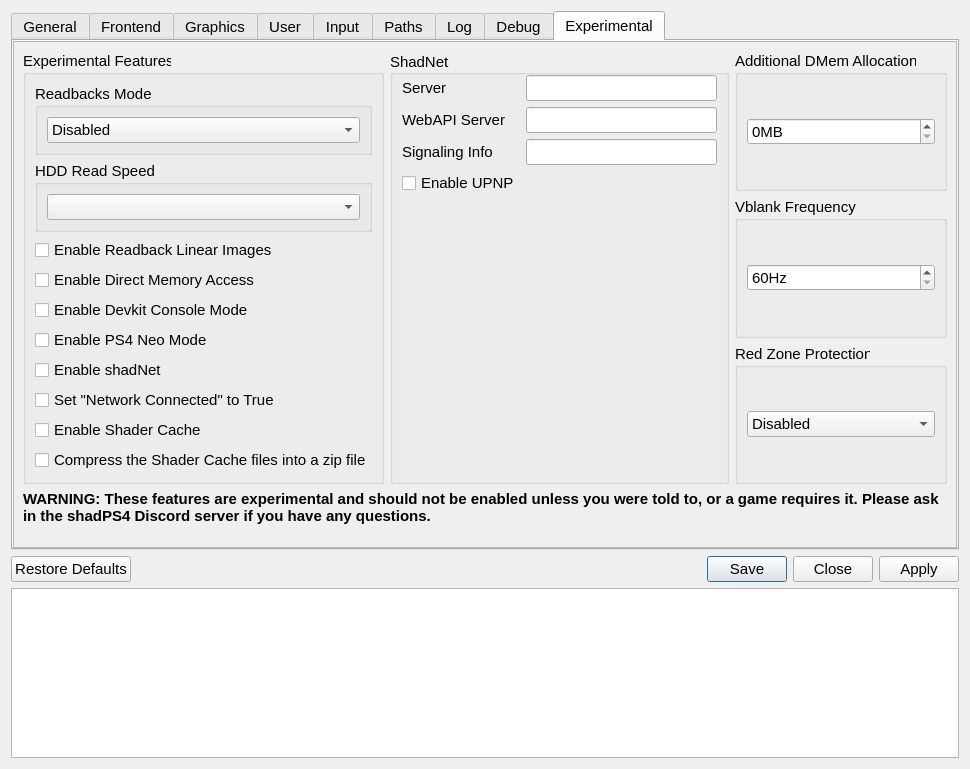
The window that src/qt_gui/settings_dialog.ui (cuesta4/shadps4-qtlauncher) describes before a commit, drawn with Qt 5.
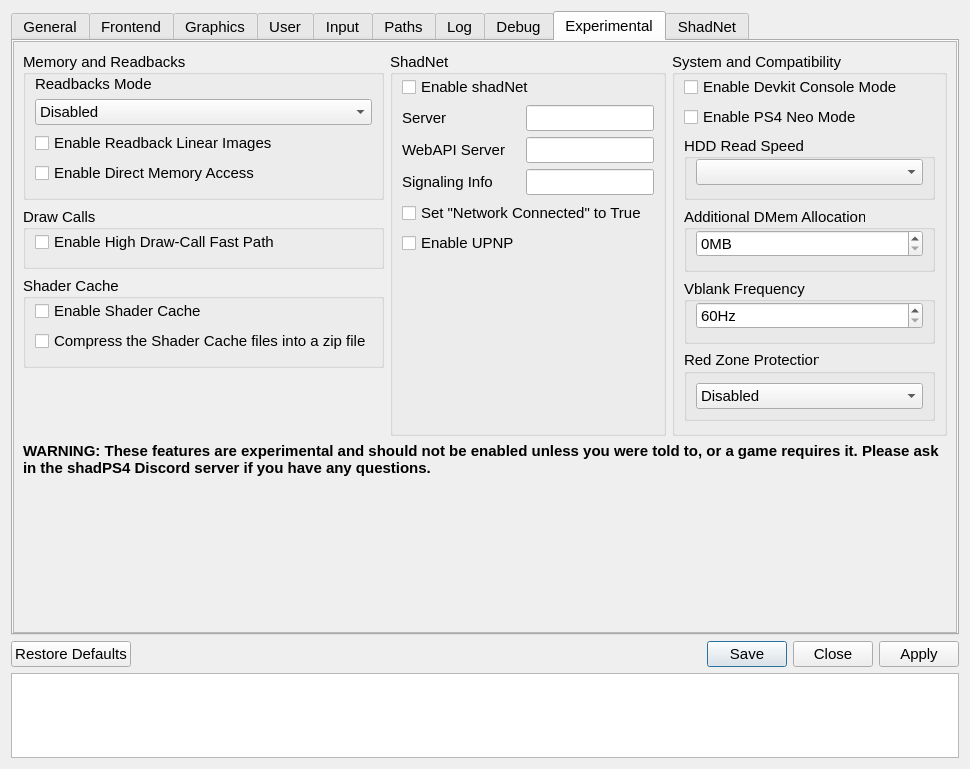
The same window after the commit. The open tabs and pages were chosen to show the change. Icons and pictures are not drawn.

Commit message: gui: add per-game high draw-call fast path

Diff of the .ui file:
```diff
--- a/src/qt_gui/settings_dialog.ui
+++ b/src/qt_gui/settings_dialog.ui
@@ -2390,133 +2390,80 @@
         <item>
          <layout class="QVBoxLayout" name="experimentalVLayout">
           <item>
-           <layout class="QHBoxLayout" name="experimentalHLayout">
-            <item>
-             <widget class="QGroupBox" name="experimentalGroupBox">
-              <property name="sizePolicy">
-               <sizepolicy hsizetype="Preferred" vsizetype="Preferred">
-                <horstretch>0</horstretch>
-                <verstretch>0</verstretch>
-               </sizepolicy>
-              </property>
-              <property name="title">
-               <string>Experimental Features</string>
-              </property>
-              <layout class="QVBoxLayout" name="verticalLayout_3">
-               <property name="spacing">
-                <number>6</number>
-               </property>
-               <property name="leftMargin">
-                <number>9</number>
-               </property>
-               <property name="topMargin">
-                <number>9</number>
-               </property>
-               <property name="rightMargin">
-                <number>9</number>
-               </property>
-               <property name="bottomMargin">
-                <number>9</number>
-               </property>
+           <layout class="QHBoxLayout" name="experimentalHLayout" stretch="1,1,1">
+             <item>
+              <layout class="QVBoxLayout" name="renderingGroupsLayout">
                <item>
-                <widget class="QGroupBox" name="readbacksGroupBox">
-                 <property name="title">
-                  <string>Readbacks Mode</string>
-                 </property>
-                 <layout class="QVBoxLayout" name="verticalLayout_7">
-                  <item>
-                   <widget class="QComboBox" name="readbacksModeComboBox">
-                    <item>
-                     <property name="text">
-                      <string>Disabled</string>
-                     </property>
-                    </item>
-                    <item>
-                     <property name="text">
-                      <string>Relaxed</string>
-                     </property>
-                    </item>
-                    <item>
-                     <property name="text">
-                      <string>Precise</string>
-                     </property>
-                    </item>
+                 <widget class="QGroupBox" name="memoryReadbacksGroupBox">
+                  <property name="sizePolicy"><sizepolicy hsizetype="Preferred" vsizetype="Minimum"><horstretch>0</horstretch><verstretch>0</verstretch></sizepolicy></property>
+                  <property name="title"><string>Memory and Readbacks</string></property>
+                  <property name="alignment"><set>Qt::AlignmentFlag::AlignLeading|Qt::AlignmentFlag::AlignLeft|Qt::AlignmentFlag::AlignVCenter</set></property>
+                  <layout class="QFormLayout" name="memoryReadbacksLayout">
+                   <property name="sizeConstraint"><enum>QLayout::SizeConstraint::SetDefaultConstraint</enum></property>
+                   <property name="fieldGrowthPolicy"><enum>QFormLayout::FieldGrowthPolicy::AllNonFixedFieldsGrow</enum></property>
+                   <property name="labelAlignment"><set>Qt::AlignmentFlag::AlignLeading|Qt::AlignmentFlag::AlignLeft|Qt::AlignmentFlag::AlignTop</set></property>
+                   <property name="horizontalSpacing"><number>6</number></property>
+                   <property name="verticalSpacing"><number>6</number></property>
+                   <property name="leftMargin"><number>9</number></property>
+                   <property name="topMargin"><number>0</number></property>
+                   <property name="bottomMargin"><number>12</number></property>
+                   <item row="0" column="0" colspan="2">
+                   <widget class="QWidget" name="readbacksGroupBox" native="true">
+                    <layout class="QVBoxLayout" name="verticalLayout_7">
+                     <property name="leftMargin"><number>0</number></property>
+                     <property name="topMargin"><number>0</number></property>
+                     <property name="rightMargin"><number>0</number></property>
+                     <property name="bottomMargin"><number>0</number></property>
+                     <item><widget class="QLabel" name="readbacksModeLabel"><property name="text"><string>Readbacks Mode</string></property></widget></item>
+                     <item>
+                      <widget class="QComboBox" name="readbacksModeComboBox">
+                       <item><property name="text"><string>Disabled</string></property></item>
+                       <item><property name="text"><string>Relaxed</string></property></item>
+                       <item><property name="text"><string>Precise</string></property></item>
+                      </widget>
+                     </item>
+                    </layout>
                    </widget>
                   </item>
+                   <item row="1" column="0" colspan="2"><widget class="QCheckBox" name="readbackLinearImagesCheckBox"><property name="text"><string>Enable Readback Linear Images</string></property></widget></item>
+                   <item row="2" column="0" colspan="2"><widget class="QCheckBox" name="dmaCheckBox"><property name="text"><string>Enable Direct Memory Access</string></property></widget></item>
                  </layout>
-               </widget>
+                </widget>
                </item>
                <item>
-                <widget class="QGroupBox" name="hddReadSpeedGroupBox">
-                 <property name="title">
-                  <string>HDD Read Speed</string>
-                 </property>
-                 <layout class="QVBoxLayout" name="hddReadSpeedLayout">
-                  <item>
-                   <widget class="QComboBox" name="hddReadSpeedComboBox"/>
-                  </item>
+                 <widget class="QGroupBox" name="drawCallsGroupBox">
+                  <property name="sizePolicy"><sizepolicy hsizetype="Preferred" vsizetype="Minimum"><horstretch>0</horstretch><verstretch>0</verstretch></sizepolicy></property>
+                  <property name="title"><string>Draw Calls</string></property>
+                  <property name="alignment"><set>Qt::AlignmentFlag::AlignLeading|Qt::AlignmentFlag::AlignLeft|Qt::AlignmentFlag::AlignVCenter</set></property>
+                  <layout class="QFormLayout" name="drawCallsLayout">
+                   <property name="sizeConstraint"><enum>QLayout::SizeConstraint::SetDefaultConstraint</enum></property>
+                   <property name="fieldGrowthPolicy"><enum>QFormLayout::FieldGrowthPolicy::AllNonFixedFieldsGrow</enum></property>
+                   <property name="labelAlignment"><set>Qt::AlignmentFlag::AlignLeading|Qt::AlignmentFlag::AlignLeft|Qt::AlignmentFlag::AlignTop</set></property>
+                   <property name="horizontalSpacing"><number>6</number></property><property name="verticalSpacing"><number>6</number></property>
+                   <property name="leftMargin"><number>9</number></property><property name="topMargin"><number>0</number></property><property name="bottomMargin"><number>12</number></property>
+                   <item row="0" column="0" colspan="2"><widget class="QCheckBox" name="fastPathCheckBox"><property name="text"><string>Enable High Draw-Call Fast Path</string></property></widget></item>
                  </layout>
                 </widget>
                </item>
                <item>
-                <widget class="QCheckBox" name="readbackLinearImagesCheckBox">
-                 <property name="text">
-                  <string>Enable Readback Linear Images</string>
-                 </property>
+                 <widget class="QGroupBox" name="shaderCacheGroupBox">
+                  <property name="sizePolicy"><sizepolicy hsizetype="Preferred" vsizetype="Minimum"><horstretch>0</horstretch><verstretch>0</verstretch></sizepolicy></property>
+                  <property name="title"><string>Shader Cache</string></property>
+                  <property name="alignment"><set>Qt::AlignmentFlag::AlignLeading|Qt::AlignmentFlag::AlignLeft|Qt::AlignmentFlag::AlignVCenter</set></property>
+                  <layout class="QFormLayout" name="shaderCacheLayout">
+                   <property name="sizeConstraint"><enum>QLayout::SizeConstraint::SetDefaultConstraint</enum></property>
+                   <property name="fieldGrowthPolicy"><enum>QFormLayout::FieldGrowthPolicy::AllNonFixedFieldsGrow</enum></property>
+                   <property name="labelAlignment"><set>Qt::AlignmentFlag::AlignLeading|Qt::AlignmentFlag::AlignLeft|Qt::AlignmentFlag::AlignTop</set></property>
+                   <property name="horizontalSpacing"><number>6</number></property><property name="verticalSpacing"><number>6</number></property>
+                   <property name="leftMargin"><number>9</number></property><property name="topMargin"><number>0</number></property><property name="bottomMargin"><number>12</number></property>
+                   <item row="0" column="0" colspan="2"><widget class="QCheckBox" name="shaderCaheCheckBox"><property name="text"><string>Enable Shader Cache</string></property></widget></item>
+                   <item row="1" column="0" colspan="2"><widget class="QCheckBox" name="shaderCacheArchiveCheckBox"><property name="text"><string>Compress the Shader Cache files into a zip file</string></property></widget></item>
+                 </layout>
                 </widget>
                </item>
-               <item>
-                <widget class="QCheckBox" name="dmaCheckBox">
-                 <property name="text">
-                  <string>Enable Direct Memory Access</string>
-                 </property>
-                </widget>
-               </item>
-               <item>
-                <widget class="QCheckBox" name="devkitCheckBox">
-                 <property name="text">
-                  <string>Enable Devkit Console Mode</string>
-                 </property>
-                </widget>
-               </item>
-               <item>
-                <widget class="QCheckBox" name="neoCheckBox">
-                 <property name="text">
-                  <string>Enable PS4 Neo Mode</string>
-                 </property>
-                </widget>
-               </item>
-               <item>
-                <widget class="QCheckBox" name="shadnetCheckBox">
-                 <property name="text">
-                  <string>Enable shadNet</string>
-                 </property>
-                </widget>
-               </item>
-               <item>
-                <widget class="QCheckBox" name="networkConnectedCheckBox">
-                 <property name="text">
-                  <string>Set &quot;Network Connected&quot; to True</string>
-                 </property>
-                </widget>
-               </item>
-               <item>
-                <widget class="QCheckBox" name="shaderCaheCheckBox">
-                 <property name="text">
-                  <string>Enable Shader Cache</string>
-                 </property>
-                </widget>
-               </item>
-               <item>
-                <widget class="QCheckBox" name="shaderCacheArchiveCheckBox">
-                 <property name="text">
-                  <string>Compress the Shader Cache files into a zip file</string>
-                 </property>
-                </widget>
-               </item>
+               <item><spacer name="renderingGroupsSpacer"><property name="orientation"><enum>Qt::Orientation::Vertical</enum></property><property name="sizeHint" stdset="0"><size><width>20</width><height>40</height></size></property></spacer></item>
               </layout>
-             </widget>
-            </item>
+             </item>
             <item>
              <widget class="QGroupBox" name="shadnetGroupBox">
               <property name="sizePolicy">
@@ -2554,8 +2501,13 @@
                 <number>0</number>
                </property>
                <property name="bottomMargin">
-                <number>200</number>
+                <number>12</number>
                </property>
+               <item row="0" column="0" colspan="2">
+                <widget class="QCheckBox" name="shadnetCheckBox">
+                 <property name="text"><string>Enable shadNet</string></property>
+                </widget>
+               </item>
                <item row="1" column="0">
                 <widget class="QLabel" name="serverLabel">
                  <property name="sizePolicy">
@@ -2595,6 +2547,11 @@
                  </property>
                 </widget>
                </item>
+               <item row="5" column="0" colspan="2">
+                <widget class="QCheckBox" name="networkConnectedCheckBox">
+                 <property name="text"><string>Set &quot;Network Connected&quot; to True</string></property>
+                </widget>
+               </item>
                <item row="1" column="1">
                 <widget class="QLineEdit" name="serverLineEdit">
                  <property name="sizePolicy">
@@ -2625,13 +2582,45 @@
              </widget>
             </item>
             <item>
-             <layout class="QVBoxLayout" name="verticalLayout_10">
+             <widget class="QGroupBox" name="systemCompatibilityGroupBox">
+              <property name="sizePolicy"><sizepolicy hsizetype="Preferred" vsizetype="Minimum"><horstretch>0</horstretch><verstretch>0</verstretch></sizepolicy></property>
+              <property name="title"><string>System and Compatibility</string></property>
+              <property name="alignment"><set>Qt::AlignmentFlag::AlignLeading|Qt::AlignmentFlag::AlignLeft|Qt::AlignmentFlag::AlignVCenter</set></property>
+               <layout class="QVBoxLayout" name="verticalLayout_10">
+               <property name="spacing"><number>6</number></property>
+               <property name="leftMargin"><number>9</number></property>
+               <property name="topMargin"><number>0</number></property>
+               <property name="bottomMargin"><number>12</number></property>
               <item>
-               <widget class="QGroupBox" name="dmemGroupBox">
+               <widget class="QCheckBox" name="devkitCheckBox">
+                <property name="text"><string>Enable Devkit Console Mode</string></property>
+               </widget>
+              </item>
+              <item>
+               <widget class="QCheckBox" name="neoCheckBox">
+                <property name="text"><string>Enable PS4 Neo Mode</string></property>
+               </widget>
+              </item>
+              <item>
+                <widget class="QGroupBox" name="hddReadSpeedGroupBox">
+                 <property name="sizePolicy"><sizepolicy hsizetype="Preferred" vsizetype="Minimum"><horstretch>0</horstretch><verstretch>0</verstretch></sizepolicy></property>
+                 <property name="title"><string>HDD Read Speed</string></property>
+                 <property name="alignment"><set>Qt::AlignmentFlag::AlignLeading|Qt::AlignmentFlag::AlignLeft|Qt::AlignmentFlag::AlignVCenter</set></property>
+                 <layout class="QVBoxLayout" name="hddReadSpeedLayout">
+                  <property name="leftMargin"><number>9</number></property><property name="topMargin"><number>0</number></property><property name="bottomMargin"><number>12</number></property>
+                 <item><widget class="QComboBox" name="hddReadSpeedComboBox"/></item>
+                </layout>
+               </widget>
+              </item>
+              <item>
+                <widget class="QGroupBox" name="dmemGroupBox">
+                 <property name="sizePolicy"><sizepolicy hsizetype="Preferred" vsizetype="Minimum"><horstretch>0</horstretch><verstretch>0</verstretch></sizepolicy></property>
                 <property name="title">
                  <string>Additional DMem Allocation</string>
-                </property>
-                <layout class="QVBoxLayout" name="verticalLayout_4">
+                 </property>
+                 <property name="alignment"><set>Qt::AlignmentFlag::AlignLeading|Qt::AlignmentFlag::AlignLeft|Qt::AlignmentFlag::AlignVCenter</set></property>
+                 <layout class="QVBoxLayout" name="verticalLayout_4">
+                  <property name="leftMargin"><number>9</number></property><property name="topMargin"><number>0</number></property><property name="bottomMargin"><number>12</number></property>
                  <item>
                   <widget class="QSpinBox" name="dmemSpinBox">
                    <property name="frame">
@@ -2670,11 +2659,14 @@
                </widget>
               </item>
               <item>
-               <widget class="QGroupBox" name="heightDivider">
+                <widget class="QGroupBox" name="heightDivider">
+                 <property name="sizePolicy"><sizepolicy hsizetype="Preferred" vsizetype="Minimum"><horstretch>0</horstretch><verstretch>0</verstretch></sizepolicy></property>
                 <property name="title">
                  <string>Vblank Frequency</string>
-                </property>
-                <layout class="QVBoxLayout" name="vblankLayout">
+                 </property>
+                 <property name="alignment"><set>Qt::AlignmentFlag::AlignLeading|Qt::AlignmentFlag::AlignLeft|Qt::AlignmentFlag::AlignVCenter</set></property>
+                 <layout class="QVBoxLayout" name="vblankLayout">
+                  <property name="leftMargin"><number>9</number></property><property name="topMargin"><number>0</number></property><property name="bottomMargin"><number>12</number></property>
                  <item>
                   <widget class="QSpinBox" name="vblankSpinBox">
                    <property name="frame">
@@ -2736,6 +2728,7 @@
                </widget>
               </item>
              </layout>
+             </widget>
             </item>
            </layout>
           </item>
@@ -2788,6 +2781,30 @@
        </layout>
       </widget>
      </widget>
+     <widget class="QScrollArea" name="shadnetTab">
+      <property name="widgetResizable">
+       <bool>true</bool>
+      </property>
+      <attribute name="title">
+       <string>ShadNet</string>
+      </attribute>
+      <widget class="QWidget" name="shadnetTabContents">
+       <layout class="QVBoxLayout" name="shadnetPageLayout">
+        <property name="leftMargin"><number>18</number></property>
+        <property name="topMargin"><number>18</number></property>
+        <property name="rightMargin"><number>18</number></property>
+        <property name="bottomMargin"><number>18</number></property>
+        <item>
+         <spacer name="shadnetPageSpacer">
+          <property name="orientation"><enum>Qt::Orientation::Vertical</enum></property>
+          <property name="sizeHint" stdset="0">
+           <size><width>20</width><height>40</height></size>
+          </property>
+         </spacer>
+        </item>
+       </layout>
+      </widget>
+     </widget>
     </widget>
    </item>
    <item>
@@ -2808,7 +2825,7 @@
      <property name="maximumSize">
       <size>
        <width>16777215</width>
-       <height>170</height>
+       <height>85</height>
       </size>
      </property>
      <property name="readOnly">
```
The commit also changes 2 other files.
